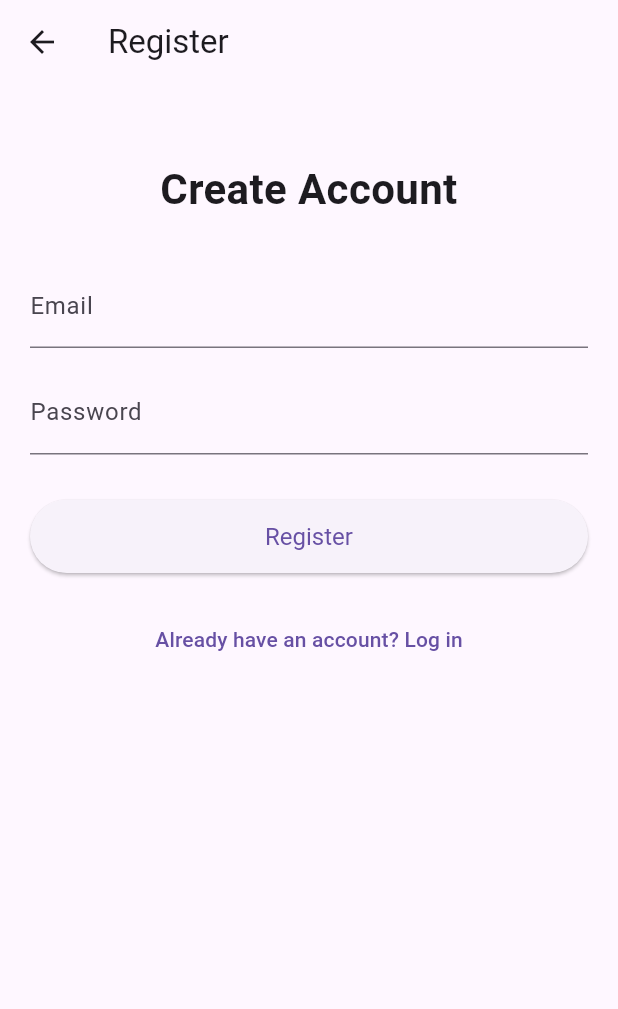
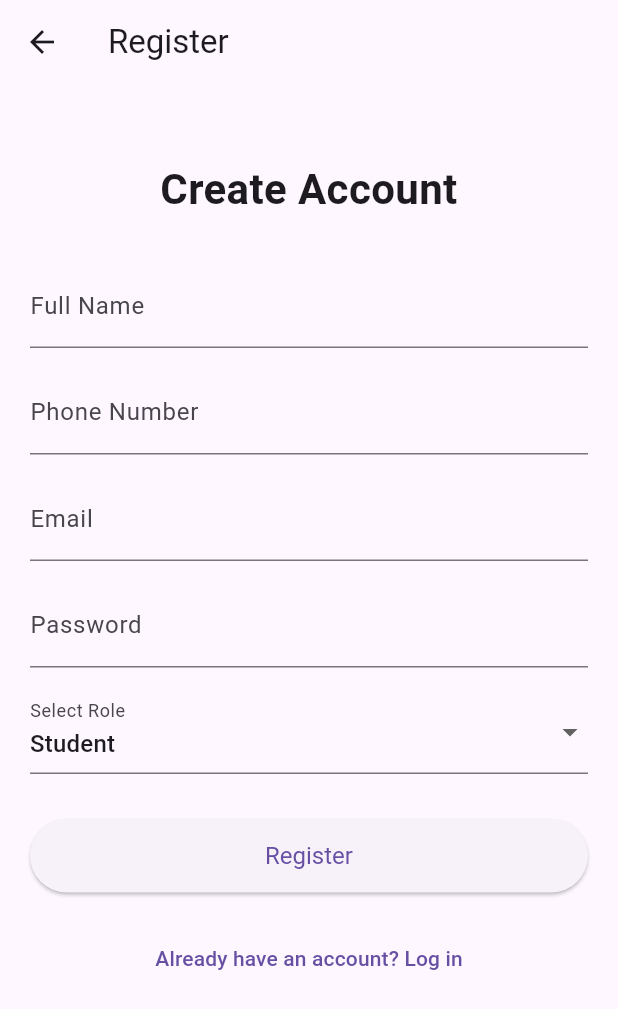
Before and after one commit to Snowstr1/dadlaga, a Flutter app: the RegisterPage screen opened by its route, on a phone screen of 412 x 824 dp. Shown: the top 1009 px of the screen. Run offline on Flutter 3.47's test engine with Material 3 defaults, Android fonts, the phone set to English and light mode, and no system bars; our stand-ins replace cloud_firestore, firebase_auth, firebase_core; accounts and stored records are empty.

Commit message:
userlist databse

```diff
--- a/lib/auth_services.dart
+++ b/lib/auth_services.dart
@@ -1,5 +1,6 @@
 import 'package:firebase_auth/firebase_auth.dart';
 import 'package:flutter/material.dart';
+import 'package:cloud_firestore/cloud_firestore.dart';
 
 ValueNotifier<AuthService> authService = ValueNotifier(AuthService());
 
@@ -29,21 +30,39 @@ class AuthService {
       return credential;
   }
 
-  Future<UserCredential> createAccount({
+Future<UserCredential> createAccount({
   required String email,
   required String password,
-  }) async {
+  required String name,
+  required String phone,
+  required String role,
+}) async {
   final credential = await firebaseAuth.createUserWithEmailAndPassword(
     email: email,
     password: password,
   );
 
-  if (!credential.user!.emailVerified) {
-    await credential.user!.sendEmailVerification();
-  }
+final roleDoc = role == 'Teacher' ? 'Teacher' : 'Student';
+
+await FirebaseFirestore.instance
+  .collection('Users')
+  .doc(roleDoc)
+  .collection('UserList')
+  .doc(credential.user!.uid)
+  .set({
+    'email': email,
+    'name': name,
+    'phone': phone,
+    'role': role,
+    'createdAt': FieldValue.serverTimestamp(),
+  });
+
+
+  await credential.user?.sendEmailVerification();
 
   return credential;
 }
+
 
 
     Future<void> signOut() async {
--- a/lib/register_page.dart
+++ b/lib/register_page.dart
@@ -13,14 +13,19 @@ class RegisterPage extends StatefulWidget {
 class _RegisterPageState extends State<RegisterPage> {
   final _formKey = GlobalKey<FormState>();
   final TextEditingController controllerEmail = TextEditingController();
+  final TextEditingController controllerName = TextEditingController();
+  final TextEditingController controllerPhone = TextEditingController();
   final TextEditingController controllerPassword = TextEditingController();
 
   String errorMessage = '';
   bool isLoading = false;
+  String selectedRole = 'Student'; // default role
 
   @override
   void dispose() {
     controllerEmail.dispose();
+    controllerName.dispose();
+    controllerPhone.dispose();
     controllerPassword.dispose();
     super.dispose();
   }
@@ -36,7 +41,10 @@ class _RegisterPageState extends State<RegisterPage> {
     try {
       await authService.value.createAccount(
         email: controllerEmail.text.trim(),
+        name: controllerName.text.trim(),
+        phone: controllerPhone.text.trim(),
         password: controllerPassword.text.trim(),
+        role: selectedRole,  // pass role here
       );
 
       Navigator.pushReplacement(
@@ -76,15 +84,37 @@ class _RegisterPageState extends State<RegisterPage> {
               ),
               const SizedBox(height: 30),
 
+              // Name field
+              TextFormField(
+                controller: controllerName,
+                decoration: const InputDecoration(labelText: 'Full Name'),
+                validator: (value) =>
+                    value == null || value.isEmpty ? 'Enter your name' : null,
+              ),
+              const SizedBox(height: 15),
+
+              // Phone field
+              TextFormField(
+                controller: controllerPhone,
+                decoration: const InputDecoration(labelText: 'Phone Number'),
+                keyboardType: TextInputType.phone,
+                validator: (value) =>
+                    value == null || value.isEmpty ? 'Enter your phone number' : null,
+              ),
+              const SizedBox(height: 15),
+
+              // Email field
               TextFormField(
                 controller: controllerEmail,
                 decoration: const InputDecoration(labelText: 'Email'),
                 validator: (value) => value == null || !value.contains('@')
                     ? 'Enter a valid email'
                     : null,
+                keyboardType: TextInputType.emailAddress,
               ),
               const SizedBox(height: 15),
 
+              // Password field
               TextFormField(
                 controller: controllerPassword,
                 decoration: const InputDecoration(labelText: 'Password'),
@@ -92,6 +122,24 @@ class _RegisterPageState extends State<RegisterPage> {
                 validator: (value) => value == null || value.length < 6
                     ? 'Password must be at least 6 characters'
                     : null,
+              ),
+              const SizedBox(height: 15),
+
+              // Role dropdown
+              DropdownButtonFormField<String>(
+                value: selectedRole,
+                decoration: const InputDecoration(labelText: 'Select Role'),
+                items: ['Student', 'Teacher']
+                    .map((role) => DropdownMenuItem(
+                          value: role,
+                          child: Text(role),
+                        ))
+                    .toList(),
+                onChanged: (value) {
+                  setState(() {
+                    selectedRole = value!;
+                  });
+                },
               ),
               const SizedBox(height: 30),
 
--- a/pubspec.yaml
+++ b/pubspec.yaml
@@ -37,6 +37,7 @@ dependencies:
   firebase_core: ^3.14.0
   firebase_auth: ^5.6.0
   firebase_database: ^11.3.7
+  cloud_firestore: ^5.6.9
 
 dev_dependencies:
   flutter_test:
```
Also changed, not shown: flutter_02.png (added), pubspec.lock, 3 other files.
